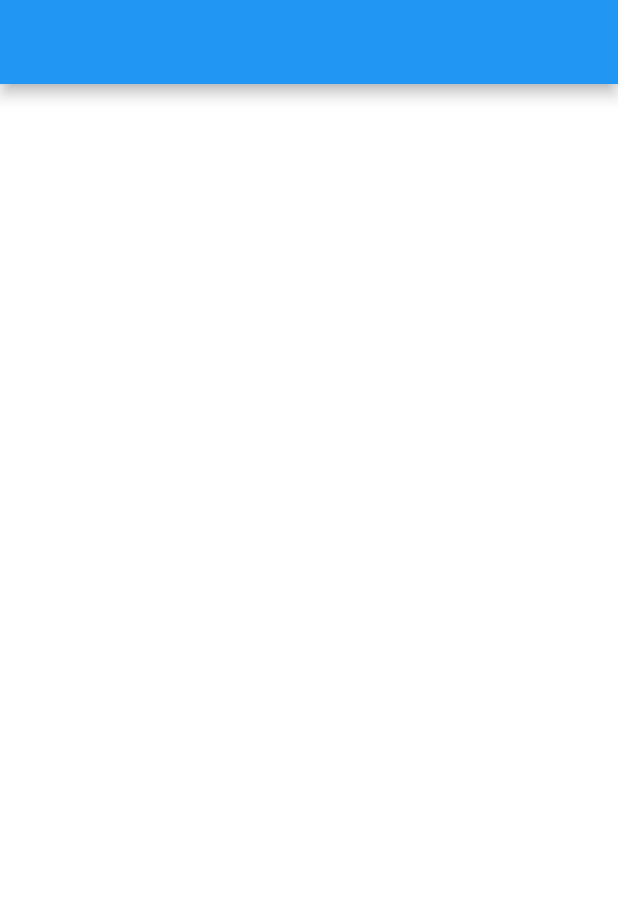
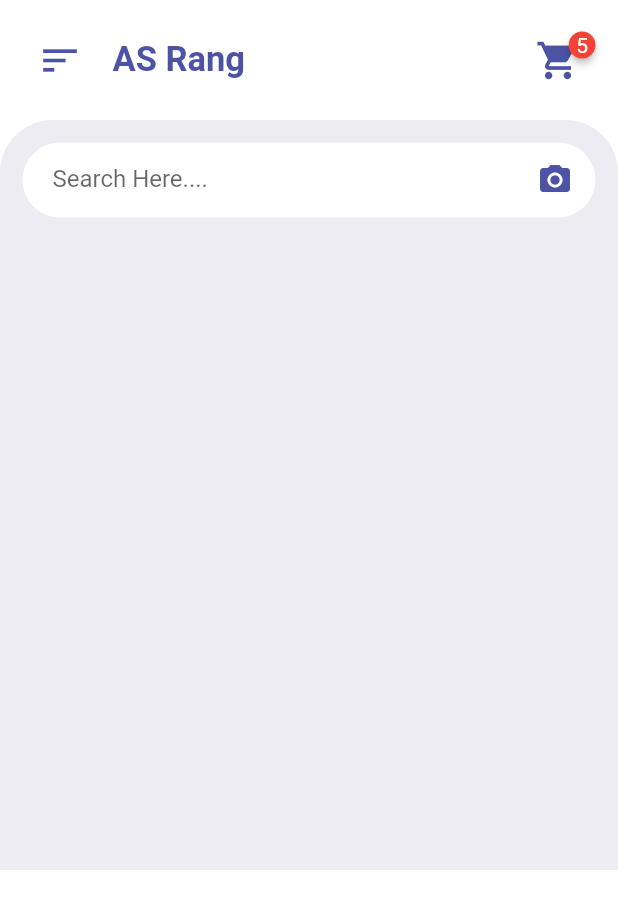
Before and after one commit to AthiraaAthi/Shopping_App_Ui, a Flutter app: the screen it shows after launch, on a phone screen of 412 x 824 dp. Shown: the top 909 px of the screen. Run offline on Flutter 3.47's test engine with Material 2 defaults, Android fonts, the phone set to English and light mode, and no system bars; drawn by our look-alikes of badges.

Commit message:
designing the home page

```diff
--- /dev/null
+++ b/lib/utils/color_constant/color_constant.dart
@@ -0,0 +1,5 @@
+import 'package:flutter/material.dart';
+
+class ColorConstant {
+  static Color mainPurple = Color(0xff4c53a5);
+}
--- a/lib/view/home_appbar.dart
+++ b/lib/view/home_appbar.dart
@@ -1,4 +1,6 @@
 import 'package:flutter/material.dart';
+import 'package:shopping_ui/utils/color_constant/color_constant.dart';
+import 'package:badges/badges.dart' as badges;
 
 class HomeAppBar extends StatelessWidget {
   const HomeAppBar({super.key});
@@ -8,6 +10,41 @@ class HomeAppBar extends StatelessWidget {
     return Container(
       color: Colors.white,
       padding: EdgeInsets.all(25),
+      child: Row(
+        children: [
+          Icon(
+            Icons.sort,
+            size: 30,
+            color: ColorConstant.mainPurple,
+          ),
+          Padding(
+            padding: EdgeInsets.only(
+              left: 20,
+            ),
+            child: Text(
+              "AS Rang",
+              style: TextStyle(
+                fontSize: 23,
+                fontWeight: FontWeight.bold,
+                color: ColorConstant.mainPurple,
+              ),
+            ),
+          ),
+          Spacer(),
+          badges.Badge(
+            badgeContent: Text(
+              "5",
+              style: TextStyle(color: Colors.white),
+            ),
+            onTap: () {},
+            child: Icon(
+              size: 30,
+              Icons.shopping_cart,
+              color: ColorConstant.mainPurple,
+            ),
+          ),
+        ],
+      ),
     );
   }
 }
--- a/lib/view/home_screen.dart
+++ b/lib/view/home_screen.dart
@@ -1,4 +1,6 @@
 import 'package:flutter/material.dart';
+import 'package:shopping_ui/utils/color_constant/color_constant.dart';
+import 'package:shopping_ui/view/home_appbar.dart';
 
 class HomeScreen extends StatelessWidget {
   const HomeScreen({super.key});
@@ -6,7 +8,57 @@ class HomeScreen extends StatelessWidget {
   @override
   Widget build(BuildContext context) {
     return Scaffold(
-      appBar: AppBar(),
+      body: ListView(
+        children: [
+          HomeAppBar(),
+          Container(
+            height: 500,
+            padding: EdgeInsets.only(
+              top: 15,
+            ),
+            decoration: BoxDecoration(
+              color: Color(0xffedecf2),
+              borderRadius: BorderRadius.only(
+                topLeft: Radius.circular(35),
+                topRight: Radius.circular(35),
+              ),
+            ),
+            child: Column(
+              children: [
+                Container(
+                  margin: EdgeInsets.symmetric(horizontal: 15),
+                  padding: EdgeInsets.symmetric(horizontal: 15),
+                  height: 50,
+                  decoration: BoxDecoration(
+                    color: Colors.white,
+                    borderRadius: BorderRadius.circular(30),
+                  ),
+                  child: Row(
+                    children: [
+                      Container(
+                        margin: EdgeInsets.only(left: 5),
+                        height: 50,
+                        width: 300,
+                        child: TextFormField(
+                          decoration: InputDecoration(
+                              border: InputBorder.none,
+                              hintText: "Search Here...."),
+                        ),
+                      ),
+                      Spacer(),
+                      Icon(
+                        Icons.camera_alt,
+                        color: ColorConstant.mainPurple,
+                      )
+                    ],
+                  ),
+                ),
+                Container()
+              ],
+            ),
+          )
+        ],
+      ),
     );
   }
 }
--- a/pubspec.yaml
+++ b/pubspec.yaml
@@ -35,6 +35,7 @@ dependencies:
   # The following adds the Cupertino Icons font to your application.
   # Use with the CupertinoIcons class for iOS style icons.
   cupertino_icons: ^1.0.2
+  badges: ^3.1.2
 
 dev_dependencies:
   flutter_test:
```
Also changed, not shown: pubspec.lock.
